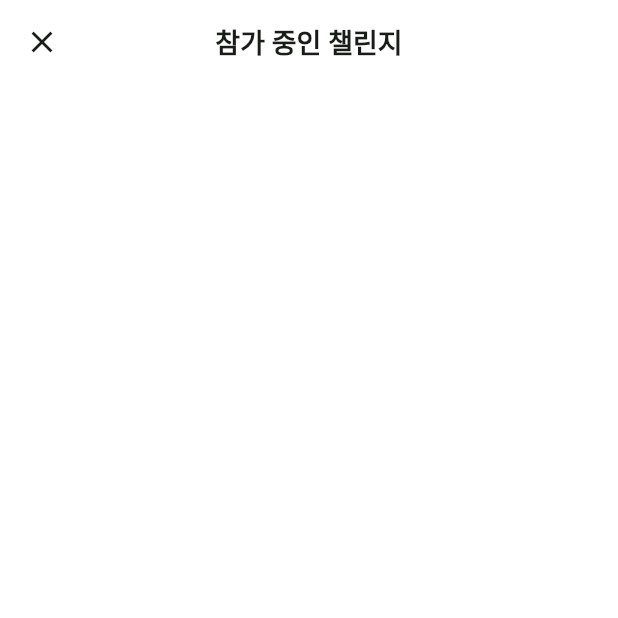
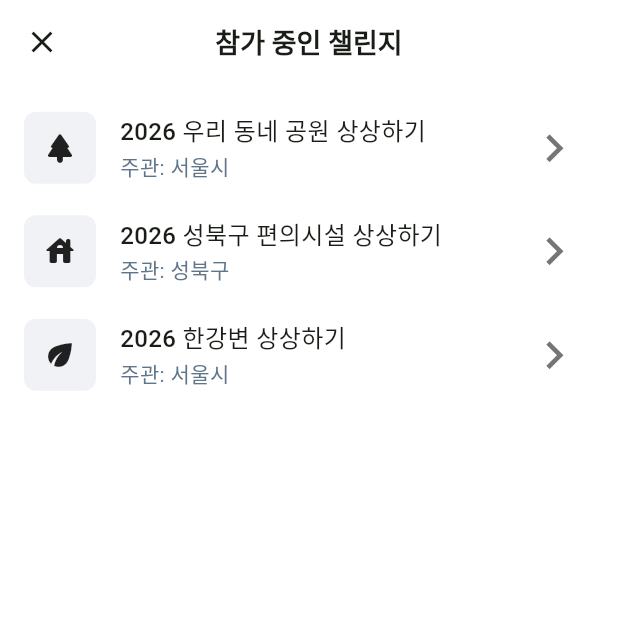
Before and after one commit to KMU-MiYO/MiYO-Frontend, a Flutter app: the ChallengeIngScreen screen opened directly, on a phone screen of 412 x 824 dp, the top half of it. Run offline on Flutter 3.47's test engine with Material 3 defaults, Android fonts, the light colour scheme and no system bars; Roboto replaces fonts that are missing (Pretendard); project files that could hold a hidden picture were left out.

Commit message:
[FEAT] : 챌린지 참가 중 페이지 추가

```diff
--- a/lib/screens/challenge_ing_screen.dart
+++ b/lib/screens/challenge_ing_screen.dart
@@ -1,4 +1,5 @@
 import 'package:flutter/material.dart';
+import 'package:miyo/components/challenge_item.dart';
 import 'package:miyo/components/title_appbar.dart';
 
 class ChallengeIngScreen extends StatefulWidget {
@@ -14,6 +15,33 @@ class _ChallengeIngScreen extends State<ChallengeIngScreen> {
     return Scaffold(
       appBar: TitleAppbar(title: '참가 중인 챌린지', leadingType: LeadingType.close),
       backgroundColor: Colors.white,
+      body: SingleChildScrollView(
+        child: Padding(
+          padding: const EdgeInsets.all(16.0),
+          child: Column(
+            crossAxisAlignment: CrossAxisAlignment.start,
+            children: [
+              const ChallengeItem(
+                categoryType: CategoryType.NaturePark,
+                title: "2026 우리 동네 공원 상상하기",
+                location: "서울시",
+              ),
+              const SizedBox(height: 16),
+              const ChallengeItem(
+                categoryType: CategoryType.Life,
+                title: "2026 성북구 편의시설 상상하기",
+                location: "성북구",
+              ),
+              const SizedBox(height: 16),
+              const ChallengeItem(
+                categoryType: CategoryType.EnvironSustain,
+                title: "2026 한강변 상상하기",
+                location: "서울시",
+              ),
+            ],
+          ),
+        ),
+      ),
     );
   }
 }
```
